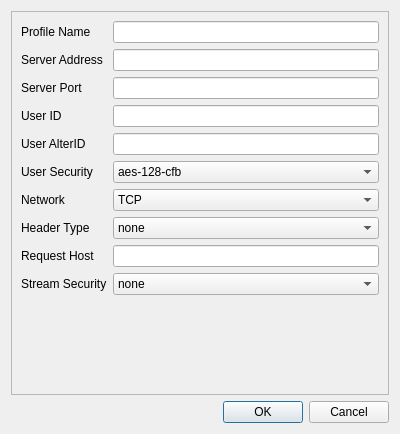
Qt form src/view/editdialog.ui (q158073378252010/v2ray-qt5) before a commit.
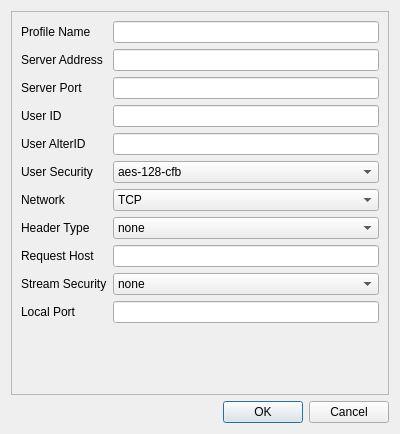
The same form after that commit.

```diff
--- a/src/view/editdialog.ui
+++ b/src/view/editdialog.ui
@@ -192,6 +192,16 @@
         </item>
        </widget>
       </item>
+      <item row="10" column="0">
+       <widget class="QLabel" name="LocalPortLabel">
+        <property name="text">
+         <string>Local Port</string>
+        </property>
+       </widget>
+      </item>
+      <item row="10" column="1">
+       <widget class="QLineEdit" name="LocalPortEdit"/>
+      </item>
      </layout>
     </widget>
    </item>
```
